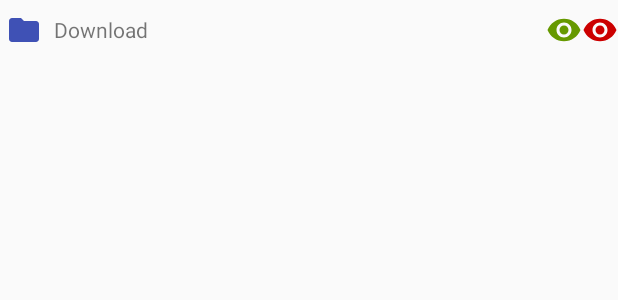
After one commit to keineantwort/ExcludeFromGallery, an Android app: the layout view_folder.xml on its own in the app's theme, with its tools: preview values and no code run, on a phone screen of 412 x 824 dp. The commit adds this screen. Shown: the top 300 px of the screen. Run offline under Robolectric (Android 15) with nearby library versions, the phone set to English and light mode, and no system bars.

Commit message:
initial commit

```diff
--- a/app/build.gradle
+++ b/app/build.gradle
@@ -27,7 +27,7 @@ android {
     }
 
     signingConfigs {
-        def Properties props = new Properties()
+        Properties props = new Properties()
         props.load(new FileInputStream(file("${System.properties['user.home']}/.android/keystore.properties")))
         assert props['debug.store']
         assert props['release.store']
@@ -52,6 +52,7 @@ android {
 }
 
 dependencies {
+    implementation "com.android.support:recyclerview-v7:25.3.1"
     implementation"org.jetbrains.kotlin:kotlin-stdlib-jre7:$kotlin_version"
     implementation 'com.android.support:appcompat-v7:26.0.0-beta2'
     implementation 'com.android.support.constraint:constraint-layout:1.0.2'
@@ -60,6 +61,7 @@ dependencies {
     implementation 'io.reactivex.rxjava2:rxjava:2.1.1'
     implementation 'io.reactivex.rxjava2:rxandroid:2.0.1'
     implementation 'io.reactivex.rxjava2:rxkotlin:2.1.0'
+    implementation 'com.jakewharton.timber:timber:4.5.1'
 
     testImplementation 'junit:junit:4.12'
 
--- a/app/src/main/AndroidManifest.xml
+++ b/app/src/main/AndroidManifest.xml
@@ -2,7 +2,11 @@
 <manifest package="de.keineantwort.android.excludefromgallery"
           xmlns:android="http://schemas.android.com/apk/res/android">
 
+    <uses-permission android:name="android.permission.READ_EXTERNAL_STORAGE"/>
+    <uses-permission android:name="android.permission.WRITE_EXTERNAL_STORAGE"/>
+
     <application
+        android:name=".EFGApplication"
         android:allowBackup="true"
         android:icon="@mipmap/ic_launcher"
         android:label="@string/app_name"
@@ -18,4 +22,5 @@
         </activity>
     </application>
 
+
 </manifest>
--- /dev/null
+++ b/app/src/main/res/drawable/ic_folder_black_24dp.xml
@@ -0,0 +1,9 @@
+<vector xmlns:android="http://schemas.android.com/apk/res/android"
+        android:width="24dp"
+        android:height="24dp"
+        android:viewportWidth="24.0"
+        android:viewportHeight="24.0">
+    <path
+        android:fillColor="#FF000000"
+        android:pathData="M10,4H4c-1.1,0 -1.99,0.9 -1.99,2L2,18c0,1.1 0.9,2 2,2h16c1.1,0 2,-0.9 2,-2V8c0,-1.1 -0.9,-2 -2,-2h-8l-2,-2z"/>
+</vector>
--- /dev/null
+++ b/app/src/main/res/drawable/ic_visibility_black_24dp.xml
@@ -0,0 +1,9 @@
+<vector xmlns:android="http://schemas.android.com/apk/res/android"
+        android:width="24dp"
+        android:height="24dp"
+        android:viewportWidth="24.0"
+        android:viewportHeight="24.0">
+    <path
+        android:fillColor="#FF000000"
+        android:pathData="M12,4.5C7,4.5 2.73,7.61 1,12c1.73,4.39 6,7.5 11,7.5s9.27,-3.11 11,-7.5c-1.73,-4.39 -6,-7.5 -11,-7.5zM12,17c-2.76,0 -5,-2.24 -5,-5s2.24,-5 5,-5 5,2.24 5,5 -2.24,5 -5,5zM12,9c-1.66,0 -3,1.34 -3,3s1.34,3 3,3 3,-1.34 3,-3 -1.34,-3 -3,-3z"/>
+</vector>
--- /dev/null
+++ b/app/src/main/res/layout/view_folder.xml
@@ -0,0 +1,61 @@
+<?xml version="1.0" encoding="utf-8"?>
+<LinearLayout xmlns:android="http://schemas.android.com/apk/res/android"
+              xmlns:tools="http://schemas.android.com/tools"
+              android:layout_width="match_parent"
+              android:layout_height="wrap_content"
+              android:layout_marginTop="4dp"
+              android:orientation="vertical"
+              android:paddingBottom="4dp"
+              android:paddingStart="4dp"
+              android:paddingTop="4dp">
+
+    <LinearLayout
+        android:layout_width="match_parent"
+        android:layout_height="wrap_content"
+        android:orientation="horizontal">
+
+        <ImageView
+            android:id="@+id/folder"
+            android:layout_width="wrap_content"
+            android:layout_height="wrap_content"
+            android:contentDescription="@string/img_contentdesc_folder"
+            android:src="@drawable/ic_folder_black_24dp"
+            android:tint="@color/colorPrimary"/>
+
+        <TextView
+            android:id="@+id/folder_name"
+            android:layout_width="0dp"
+            android:layout_height="wrap_content"
+            android:layout_gravity="center_vertical"
+            android:layout_marginEnd="8dp"
+            android:layout_marginStart="8dp"
+            android:layout_weight="1"
+            tools:text="Download"/>
+
+        <ImageView
+            android:id="@+id/folder_visible"
+            android:layout_width="wrap_content"
+            android:layout_height="wrap_content"
+            android:contentDescription="@string/img_contentdesc_folder_visible_in_gallery"
+            android:src="@drawable/ic_visibility_black_24dp"
+            android:tint="@android:color/holo_green_dark"/>
+
+        <ImageView
+            android:id="@+id/folder_invisible"
+            android:layout_width="wrap_content"
+            android:layout_height="wrap_content"
+            android:contentDescription="@string/img_contentdesc_folder_invisible_in_gallery"
+            android:src="@drawable/ic_visibility_black_24dp"
+            android:tint="@android:color/holo_red_dark"
+            android:visibility="gone"
+            tools:visibility="visible"/>
+
+    </LinearLayout>
+
+    <android.support.v7.widget.RecyclerView
+        android:id="@+id/subfolders"
+        android:layout_width="match_parent"
+        android:layout_height="wrap_content"
+        android:layout_marginStart="8dp"
+        android:visibility="gone"/>
+</LinearLayout>
--- a/app/src/main/res/values/strings.xml
+++ b/app/src/main/res/values/strings.xml
@@ -1,3 +1,9 @@
 <resources>
     <string name="app_name">Exclude from Gallery</string>
+
+    <string name="permission_dialog_title">Permissions needed</string>
+    <string name="permission_dialog_message">In order to exclude folders from the gallery, the app needs some permissions.</string>
+    <string name="img_contentdesc_folder">Folder</string>
+    <string name="img_contentdesc_folder_visible_in_gallery">Folder visible in gallery</string>
+    <string name="img_contentdesc_folder_invisible_in_gallery">Folder invisible in gallery</string>
 </resources>
--- a/build.gradle
+++ b/build.gradle
@@ -1,7 +1,7 @@
 // Top-level build file where you can add configuration options common to all sub-projects/modules.
 
 buildscript {
-    ext.kotlin_version = '1.1.3'
+    ext.kotlin_version = '1.1.3-2'
     repositories {
         maven {
             url 'http://nexus.keineantwort.de/repository/public/'
@@ -12,7 +12,7 @@ buildscript {
         }
     }
     dependencies {
-        classpath 'com.android.tools.build:gradle:3.0.0-alpha5'
+        classpath 'com.android.tools.build:gradle:3.0.0-alpha7'
         classpath "org.jetbrains.kotlin:kotlin-gradle-plugin:$kotlin_version"
 
         // NOTE: Do not place your application dependencies here; they belong
```
Also changed, not shown: app/src/main/java/de/keineantwort/android/excludefromgallery/EFGApplication.kt (added, +15 -0 lines), app/src/main/java/de/keineantwort/android/excludefromgallery/Folder.kt (added, +8 -0 lines), app/src/main/java/de/keineantwort/android/excludefromgallery/FolderAdapter.kt (added, +129 -0 lines), app/src/main/java/de/keineantwort/android/excludefromgallery/MainActivity.kt (+62 -1 lines), app/src/main/java/de/keineantwort/android/excludefromgallery/MainPresenter.kt (added, +77 -0 lines), app/src/main/res/drawable/ic_folder_has_subfolder_black_24dp.xml (added, +9 -0 lines), app/src/main/res/drawable/ic_folder_open_black_24dp.xml (added, +9 -0 lines), app/src/main/res/drawable/ic_visibility_off_black_24dp.xml (added, +9 -0 lines), app/src/main/res/layout/activity_main.xml (+6 -9 lines).
